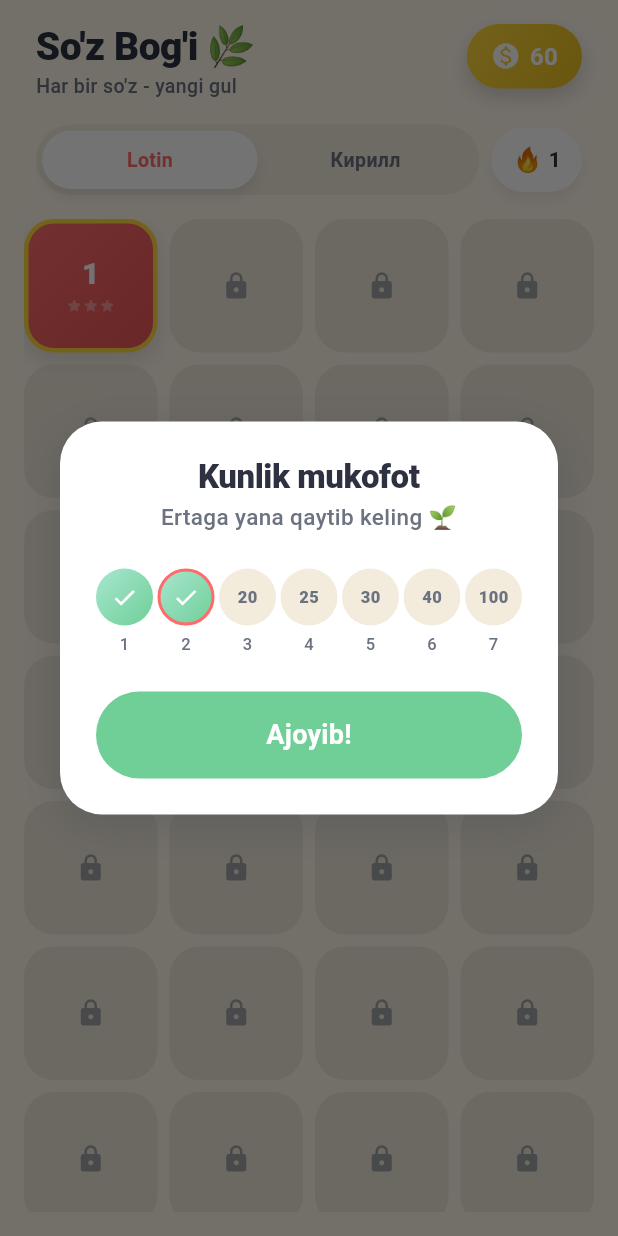
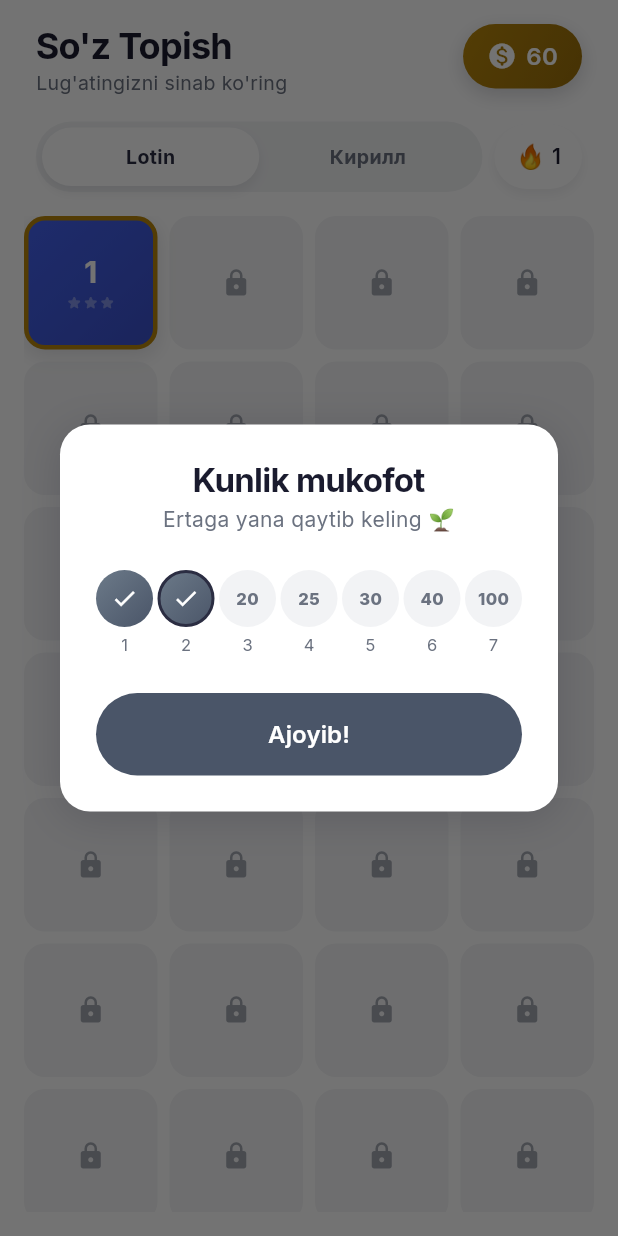
Before and after one commit to nodirbekabdimurodov2026-creator/soz_topish_oyini, a Flutter app: the screen it shows after launch, after a tap on an icon or button, on a phone screen of 412 x 824 dp. Run offline on Flutter 3.47's test engine with Material 3 defaults, Android fonts, the phone set to English and light mode, and no system bars; our stand-ins replace google_fonts, google_mobile_ads, shared_preferences, sqflite; accounts and stored records are empty.

Commit message:
Classic theme, progressive difficulty, AdMob, daily rewards

```diff
--- a/lib/database/database_helper.dart
+++ b/lib/database/database_helper.dart
@@ -16,7 +16,7 @@ class DatabaseHelper {
   static final DatabaseHelper instance = DatabaseHelper._internal();
 
   static const String _dbName = 'soz_topish.db';
-  static const int _dbVersion = 1;
+  static const int _dbVersion = 2;
 
   static const String tableLevels = 'levels';
 
@@ -36,7 +36,17 @@ class DatabaseHelper {
       path,
       version: _dbVersion,
       onCreate: _onCreate,
+      onUpgrade: _onUpgrade,
     );
+  }
+
+  /// Eski o'rnatishlarda (v1) jadval strukturasi o'zgargani uchun,
+  /// eng oson va xavfsiz yo'l - jadvalni butunlay qayta yaratish va
+  /// assetlardan qaytadan seed qilish. Foydalanuvchi progressi
+  /// (shared_preferences'da saqlanadi) bunga ta'sir qilmaydi.
+  Future<void> _onUpgrade(Database db, int oldVersion, int newVersion) async {
+    await db.execute('DROP TABLE IF EXISTS $tableLevels');
+    await _onCreate(db, newVersion);
   }
 
   Future<void> _onCreate(Database db, int version) async {
@@ -48,7 +58,8 @@ class DatabaseHelper {
         circle_letters TEXT NOT NULL,
         valid_words TEXT NOT NULL,
         main_word TEXT NOT NULL,
-        star_threshold INTEGER NOT NULL DEFAULT 0
+        star_threshold INTEGER NOT NULL DEFAULT 0,
+        completion_threshold INTEGER NOT NULL DEFAULT 0
       )
     ''');
 
--- a/lib/main.dart
+++ b/lib/main.dart
@@ -4,15 +4,20 @@ import 'package:provider/provider.dart';
 
 import 'providers/game_provider.dart';
 import 'screens/level_select_screen.dart';
+import 'services/ad_service.dart';
 import 'theme/app_theme.dart';
 
-void main() {
+void main() async {
   WidgetsFlutterBinding.ensureInitialized();
 
   SystemChrome.setPreferredOrientations([
     DeviceOrientation.portraitUp,
     DeviceOrientation.portraitDown,
   ]);
+
+  // Reklama xizmatini fonda ishga tushiramiz - bu UI'ni bloklamasligi
+  // uchun await qilinmaydi, lekin chaqirish darrov amalga oshiriladi.
+  AdService.instance.initialize();
 
   runApp(const SozTopishApp());
 }
--- a/lib/models/level_model.dart
+++ b/lib/models/level_model.dart
@@ -15,6 +15,14 @@ class LevelModel {
   final String mainWord;
   final int starThreshold; // nechta so'z topilsa 3 yulduz beriladi (masalan)
 
+  /// Daraja "tugagan" deb hisoblanishi uchun kerak bo'lgan minimal
+  /// so'zlar soni. Bu validWords.length'dan kichik bo'lishi mumkin -
+  /// shunda foydalanuvchi hamma so'zni topmasdan ham keyingi darajaga
+  /// o'tishi mumkin (qolgan so'zlar ixtiyoriy bonus bo'lib qoladi).
+  /// Birinchi darajalarda past (tezroq g'alaba hissi), keyinroq
+  /// validWords.length'ga yaqinlashadi.
+  final int completionThreshold;
+
   LevelModel({
     required this.id,
     required this.levelNumber,
@@ -23,7 +31,9 @@ class LevelModel {
     required this.validWords,
     required this.mainWord,
     this.starThreshold = 0,
-  });
+    int? completionThreshold,
+  }) : completionThreshold =
+            completionThreshold ?? validWords.length;
 
   /// SQLite jadvalidan o'qish uchun.
   factory LevelModel.fromMap(Map<String, dynamic> map) {
@@ -35,6 +45,7 @@ class LevelModel {
       validWords: List<String>.from(jsonDecode(map['valid_words'] as String)),
       mainWord: map['main_word'] as String,
       starThreshold: map['star_threshold'] as int? ?? 0,
+      completionThreshold: map['completion_threshold'] as int?,
     );
   }
 
@@ -48,7 +59,20 @@ class LevelModel {
       'valid_words': jsonEncode(validWords),
       'main_word': mainWord,
       'star_threshold': starThreshold,
+      'completion_threshold': completionThreshold,
     };
+  }
+
+  /// Daraja raqamiga qarab, daraja tugatish uchun zarur bo'lgan so'zlar
+  /// sonini progressiv tarzda hisoblaydi. Boshida juda yengil (2 ta so'z),
+  /// 1-15 darajalarda asta-sekin ko'tariladi, 16-darajadan keyin esa
+  /// barcha so'zlar talab qilinadi (to'liq qiyinlik).
+  static int _progressiveThreshold(int levelNumber, int totalWords) {
+    if (totalWords <= 2) return totalWords;
+    if (levelNumber <= 3) return 2;
+    if (levelNumber <= 8) return (totalWords * 0.4).ceil().clamp(2, totalWords);
+    if (levelNumber <= 15) return (totalWords * 0.6).ceil().clamp(2, totalWords);
+    return totalWords;
   }
 
   /// assets/data/*.json fayllaridan boshlang'ich import qilish uchun.
@@ -56,14 +80,16 @@ class LevelModel {
     final words = List<String>.from(json['words'] as List);
     // Eng uzun so'zni asosiy so'z deb belgilaymiz
     words.sort((a, b) => b.length.compareTo(a.length));
+    final levelNumber = json['level'] as int;
     return LevelModel(
       id: json['id'] as int,
-      levelNumber: json['level'] as int,
+      levelNumber: levelNumber,
       alphabetKey: alphabetKey,
       circleLetters: List<String>.from(json['letters'] as List),
       validWords: words,
       mainWord: words.isNotEmpty ? words.first : '',
       starThreshold: (words.length * 0.6).ceil(),
+      completionThreshold: _progressiveThreshold(levelNumber, words.length),
     );
   }
 }
--- a/lib/screens/level_select_screen.dart
+++ b/lib/screens/level_select_screen.dart
@@ -71,10 +71,10 @@ class _LevelSelectScreenState extends State<LevelSelectScreen> {
                 child: Column(
                   crossAxisAlignment: CrossAxisAlignment.start,
                   children: [
-                    Text("So'z Bog'i 🌿", style: AppTypography.display(size: 26)),
+                    Text("So'z Topish", style: AppTypography.display(size: 24)),
                     const SizedBox(height: 2),
                     Text(
-                      "Har bir so'z - yangi gul",
+                      "Lug'atingizni sinab ko'ring",
                       style: AppTypography.body(size: 13),
                     ),
                   ],
--- /dev/null
+++ b/lib/services/ad_service.dart
@@ -0,0 +1,162 @@
+import 'dart:io';
+import 'package:flutter/foundation.dart';
+import 'package:google_mobile_ads/google_mobile_ads.dart';
+
+/// Butun ilova bo'ylab reklamalarni boshqaruvchi markaziy xizmat.
+///
+/// HOZIRGI HOLAT: Bu yerda Google'ning rasmiy TEST Ad Unit ID'lari
+/// ishlatilgan - haqiqiy AdMob hisobi tasdiqlanmaguncha shu ID'lar
+/// bilan ishlash xavfsiz (haqiqiy pul ishlamaydi, lekin reklama
+/// to'liq funksional ko'rinishda ishlaydi).
+///
+/// PRODUCTIONGA CHIQISHDAN OLDIN:
+/// 1. https://admob.google.com da hisob oching
+/// 2. Ilova qo'shing, 2 ta "Ad unit" yarating (Rewarded, Interstitial)
+/// 3. Pastdagi _testRewardedAdUnitId / _testInterstitialAdUnitId
+///    qiymatlarini o'zingizning haqiqiy ID'laringiz bilan almashtiring
+/// 4. android/app/src/main/AndroidManifest.xml ichiga AdMob App ID'ni
+///    qo'shing (quyida AndroidManifest.xml namunasi bilan birga keladi)
+class AdService {
+  AdService._internal();
+  static final AdService instance = AdService._internal();
+
+  // --- TEST AD UNIT ID'LAR (Google rasmiy test ID'lari) ---
+  // Manba: https://developers.google.com/admob/android/test-ads
+  static const String _testRewardedAdUnitId =
+      'ca-app-pub-3940256099942544/5224354917';
+  static const String _testInterstitialAdUnitId =
+      'ca-app-pub-3940256099942544/1033173712';
+
+  // TODO: Productionga chiqishdan oldin shu ikki qatorni o'zgartiring:
+  static const String _rewardedAdUnitId = _testRewardedAdUnitId;
+  static const String _interstitialAdUnitId = _testInterstitialAdUnitId;
+
+  RewardedAd? _rewardedAd;
+  InterstitialAd? _interstitialAd;
+
+  bool _isInitialized = false;
+  int _levelsCompletedSinceLastInterstitial = 0;
+
+  /// Har nechta daraja tugagandan keyin interstitial ko'rsatilsin.
+  static const int interstitialFrequency = 3;
+
+  Future<void> initialize() async {
+    if (_isInitialized) return;
+    // Web yoki desktopda reklama ishlamaydi - faqat Android/iOS.
+    if (!_isMobilePlatform) return;
+
+    await MobileAds.instance.initialize();
+    _isInitialized = true;
+
+    _loadRewardedAd();
+    _loadInterstitialAd();
+  }
+
+  bool get _isMobilePlatform {
+    if (kIsWeb) return false;
+    return Platform.isAndroid || Platform.isIOS;
+  }
+
+  // ---------------------------------------------------------------------
+  // REWARDED AD - "Reklama ko'rib tanga olish"
+  // ---------------------------------------------------------------------
+  void _loadRewardedAd() {
+    if (!_isMobilePlatform) return;
+    RewardedAd.load(
+      adUnitId: _rewardedAdUnitId,
+      request: const AdRequest(),
+      rewardedAdLoadCallback: RewardedAdLoadCallback(
+        onAdLoaded: (ad) {
+          _rewardedAd = ad;
+          _rewardedAd!.fullScreenContentCallback = FullScreenContentCallback(
+            onAdDismissedFullScreenContent: (ad) {
+              ad.dispose();
+              _rewardedAd = null;
+              _loadRewardedAd(); // keyingisini oldindan yuklab qo'yamiz
+            },
+            onAdFailedToShowFullScreenContent: (ad, error) {
+              ad.dispose();
+              _rewardedAd = null;
+              _loadRewardedAd();
+            },
+          );
+        },
+        onAdFailedToLoad: (error) {
+          _rewardedAd = null;
+        },
+      ),
+    );
+  }
+
+  bool get isRewardedAdReady => _rewardedAd != null;
+
+  /// Reklama ko'rsatadi va muvaffaqiyatli tomosha qilingandan keyin
+  /// [onRewardEarned] chaqiriladi. Agar reklama tayyor bo'lmasa,
+  /// [onAdNotReady] chaqiriladi (masalan internet yo'qligi sababli).
+  void showRewardedAd({
+    required VoidCallback onRewardEarned,
+    required VoidCallback onAdNotReady,
+  }) {
+    if (_rewardedAd == null) {
+      onAdNotReady();
+      return;
+    }
+    _rewardedAd!.show(
+      onUserEarnedReward: (ad, reward) {
+        onRewardEarned();
+      },
+    );
+  }
+
+  // ---------------------------------------------------------------------
+  // INTERSTITIAL AD - har necha darajadan keyin to'liq ekran
+  // ---------------------------------------------------------------------
+  void _loadInterstitialAd() {
+    if (!_isMobilePlatform) return;
+    InterstitialAd.load(
+      adUnitId: _interstitialAdUnitId,
+      request: const AdRequest(),
+      adLoadCallback: InterstitialAdLoadCallback(
+        onAdLoaded: (ad) {
+          _interstitialAd = ad;
+          _interstitialAd!.fullScreenContentCallback = FullScreenContentCallback(
+            onAdDismissedFullScreenContent: (ad) {
+              ad.dispose();
+              _interstitialAd = null;
+              _loadInterstitialAd();
+            },
+            onAdFailedToShowFullScreenContent: (ad, error) {
+              ad.dispose();
+              _interstitialAd = null;
+              _loadInterstitialAd();
+            },
+          );
+        },
+        onAdFailedToLoad: (error) {
+          _interstitialAd = null;
+        },
+      ),
+    );
+  }
+
+  /// Har daraja tugagandan keyin chaqiriladi. Ichkarida hisoblagich
+  /// yuritadi va faqat [interstitialFrequency]da bir marta reklama
+  /// ko'rsatadi - bu foydalanuvchini bezovta qilmaslik uchun muhim.
+  void notifyLevelCompleted() {
+    _levelsCompletedSinceLastInterstitial++;
+    if (_levelsCompletedSinceLastInterstitial >= interstitialFrequency) {
+      _maybeShowInterstitial();
+    }
+  }
+
+  void _maybeShowInterstitial() {
+    if (_interstitialAd == null) return;
+    _levelsCompletedSinceLastInterstitial = 0;
+    _interstitialAd!.show();
+  }
+
+  void dispose() {
+    _rewardedAd?.dispose();
+    _interstitialAd?.dispose();
+  }
+}
--- a/lib/theme/app_theme.dart
+++ b/lib/theme/app_theme.dart
@@ -1,37 +1,33 @@
 import 'package:flutter/material.dart';
+import 'package:google_fonts/google_fonts.dart';
 
-/// "So'z Bog'i" dizayn tizimi.
-///
-/// Maqsad: 10 yoshdan 100 yoshgacha bo'lgan foydalanuvchi uchun bir xil
-/// yoqimli bo'lish - yumshoq, yuqori kontrast, dumaloq shakllar, ko'z
-/// charchatmaydigan issiq fon. Progress metaforasi: gul o'sishi.
+/// Klassik, professional dizayn tizimi - 20+ yosh auditoriya uchun.
+/// Oq fon, to'q matn, minimal rangli urg'u. Ko'z charchamaydigan,
+/// jiddiy va ishonchli ko'rinish.
 class AppColors {
-  // Fon va sirt ranglari - issiq krem, ko'zga yumshoq
-  static const Color background = Color(0xFFFFF8EC);
+  static const Color background = Color(0xFFFFFFFF);
   static const Color surface = Color(0xFFFFFFFF);
-  static const Color surfaceMuted = Color(0xFFF3ECDD);
+  static const Color surfaceMuted = Color(0xFFF2F3F5);
 
-  // Asosiy palette
-  static const Color primary = Color(0xFFFF6B6B); // korall-qizil
-  static const Color primaryDark = Color(0xFFE85555);
-  static const Color secondary = Color(0xFF4ECDC4); // turkuaz
-  static const Color secondaryDark = Color(0xFF38B2A8);
-  static const Color gold = Color(0xFFFFD93D); // tanga/mukofot
-  static const Color goldDark = Color(0xFFE8BE1F);
+  // Yagona, jiddiy urg'u rangi - to'q ko'k-kulrang
+  static const Color primary = Color(0xFF2B2D42);
+  static const Color primaryDark = Color(0xFF1A1B2E);
+  static const Color secondary = Color(0xFF4361EE);
+  static const Color secondaryDark = Color(0xFF3A50C9);
+  static const Color gold = Color(0xFFB8860B);
+  static const Color goldDark = Color(0xFF9A6F09);
 
-  // Gul-bog' gradient (harf doirachalari, progress)
-  static const Color leafLight = Color(0xFFA8E6CF);
-  static const Color leafDark = Color(0xFF6FCF97);
+  static const Color leafLight = Color(0xFF6C7A89);
+  static const Color leafDark = Color(0xFF4A5568);
 
-  // Matn
-  static const Color textPrimary = Color(0xFF2D3142);
+  static const Color textPrimary = Color(0xFF1A1B2E);
   static const Color textSecondary = Color(0xFF6B7280);
   static const Color textOnDark = Color(0xFFFFFFFF);
 
-  // Holat ranglari
-  static const Color success = Color(0xFF6FCF97);
-  static const Color error = Color(0xFFFF6B6B);
-  static const Color locked = Color(0xFFD8D2C2);
+  static const Color success = Color(0xFF2D9D78);
+  static const Color error = Color(0xFFD64545);
+  static const Color locked = Color(0xFFE2E4E8);
+  static const Color border = Color(0xFFE5E7EB);
 
   static const LinearGradient letterCircleGradient = LinearGradient(
     colors: [leafLight, leafDark],
@@ -40,7 +36,7 @@ class AppColors {
   );
 
   static const LinearGradient selectedLetterGradient = LinearGradient(
-    colors: [primary, primaryDark],
+    colors: [secondary, secondaryDark],
     begin: Alignment.topLeft,
     end: Alignment.bottomRight,
   );
@@ -53,40 +49,34 @@ class AppColors {
 }
 
 class AppTypography {
-  /// Sarlavhalar uchun - yirik, dumaloq, do'stona.
-  /// Tizimning standart shrifti (Roboto/SF) ishlatiladi - hech qanday
-  /// qo'shimcha font fayli yoki internet bog'liqligi yo'q, bu build
-  /// barqarorligi uchun ataylab qilingan tanlov.
-  static TextStyle display({double size = 28, Color? color}) => TextStyle(
+  static TextStyle display({double size = 26, Color? color}) =>
+      GoogleFonts.inter(
         fontSize: size,
-        fontWeight: FontWeight.w800,
+        fontWeight: FontWeight.w700,
         color: color ?? AppColors.textPrimary,
         height: 1.15,
-        letterSpacing: -0.3,
+        letterSpacing: -0.5,
       );
 
-  /// Tugma va asosiy interaktiv matn uchun.
-  static TextStyle button({double size = 18, Color? color}) => TextStyle(
+  static TextStyle button({double size = 16, Color? color}) =>
+      GoogleFonts.inter(
+        fontSize: size,
+        fontWeight: FontWeight.w600,
+        color: color ?? AppColors.textOnDark,
+      );
+
+  static TextStyle body({double size = 14, Color? color, FontWeight? weight}) =>
+      GoogleFonts.inter(
+        fontSize: size,
+        fontWeight: weight ?? FontWeight.w400,
+        color: color ?? AppColors.textSecondary,
+      );
+
+  static TextStyle letter({double size = 22, Color? color}) =>
+      GoogleFonts.inter(
         fontSize: size,
         fontWeight: FontWeight.w700,
         color: color ?? AppColors.textOnDark,
-        letterSpacing: 0.2,
-      );
-
-  /// Oddiy matn, izoh, body uchun.
-  static TextStyle body({double size = 15, Color? color, FontWeight? weight}) =>
-      TextStyle(
-        fontSize: size,
-        fontWeight: weight ?? FontWeight.w500,
-        color: color ?? AppColors.textSecondary,
-      );
-
-  /// Harf doirachalaridagi katta harflar uchun.
-  static TextStyle letter({double size = 24, Color? color}) => TextStyle(
-        fontSize: size,
-        fontWeight: FontWeight.w800,
-        color: color ?? AppColors.textOnDark,
-        letterSpacing: 0.5,
       );
 }
 
@@ -98,9 +88,9 @@ class AppSpacing {
   static const double xl = 32;
   static const double xxl = 48;
 
-  static const double radiusSm = 12;
-  static const double radiusMd = 20;
-  static const double radiusLg = 28;
+  static const double radiusSm = 8;
+  static const double radiusMd = 14;
+  static const double radiusLg = 20;
   static const double radiusPill = 100;
 }
 
@@ -115,12 +105,11 @@ class AppMotion {
   static const Curve snap = Curves.easeOutBack;
 }
 
-/// Ilova bo'ylab ishlatiladigan soya (shadow) - yumshoq, "qog'oz ustida"
-/// his beradigan, lekin og'ir emas.
-List<BoxShadow> softShadow({double opacity = 0.08, double blur = 16}) => [
+/// Yumshoq soya - oq fonda nozik chegara hissi beradi.
+List<BoxShadow> softShadow({double opacity = 0.06, double blur = 12}) => [
       BoxShadow(
         color: AppColors.textPrimary.withOpacity(opacity),
         blurRadius: blur,
-        offset: const Offset(0, 6),
+        offset: const Offset(0, 4),
       ),
     ];
--- a/pubspec.yaml
+++ b/pubspec.yaml
@@ -15,6 +15,7 @@ dependencies:
   path: ^1.9.0
   shared_preferences: ^2.2.3
   google_fonts: ^6.2.1
+  google_mobile_ads: ^5.2.0
   cupertino_icons: ^1.0.8
 
 dev_dependencies:
```
Also changed, not shown: lib/providers/game_provider.dart (+25 -2 lines), lib/screens/game_screen.dart (+36 -2 lines), lib/widgets/flower_celebration_overlay.dart (+12 -4 lines), pubspec.lock, 5 other files.
